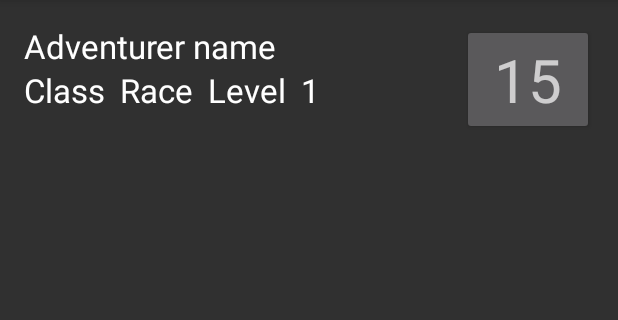
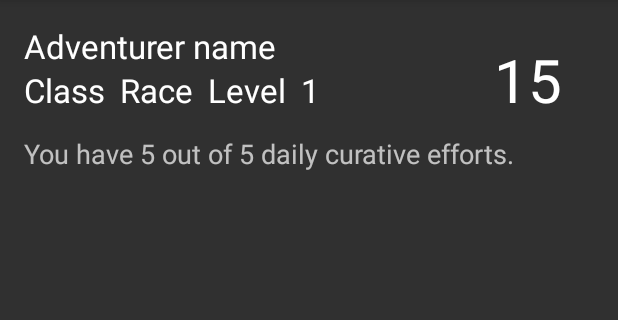
Before and after one commit to kauron/DungeonManager, an Android app: the screen it shows after launch (MainActivity), in the options menu, after a tap on "Load", on a phone screen of 412 x 824 dp, the part 84-404 px from its top. Run offline under Robolectric (Android 15) with nearby library versions, the phone set to English and light mode, and no system bars.

Commit message:
Various fixez

```diff
--- a/app/src/main/java/com/ddns/kauron/dungeonmanager/Introduction.java
+++ b/app/src/main/java/com/ddns/kauron/dungeonmanager/Introduction.java
@@ -5,13 +5,16 @@ import android.support.v7.app.ActionBarActivity;
 import android.os.Bundle;
 import android.view.Menu;
 import android.view.MenuItem;
+import android.widget.ArrayAdapter;
 import android.widget.EditText;
+import android.widget.Spinner;
 import android.widget.Toast;
 
 
 public class Introduction extends ActionBarActivity {
 
     EditText name, className, raceName, level, maxPg, curativeEfforts, maxCurativeEfforts, pgE;
+    Spinner classSpinner, raceSpinner;
 
     @Override
     protected void onCreate(Bundle savedInstanceState) {
@@ -26,6 +29,24 @@ public class Introduction extends ActionBarActivity {
         curativeEfforts = (EditText) findViewById(R.id.editEffortIntro);
         maxCurativeEfforts = (EditText) findViewById(R.id.editMaxEffortIntro);
         pgE = (EditText) findViewById(R.id.editPgIntro);
+
+        classSpinner = (Spinner) findViewById(R.id.classSpinner);
+        classSpinner.setAdapter(
+                new ArrayAdapter<String>(
+                        this,
+                        android.R.layout.simple_spinner_item,
+                        Player.classStrings
+                )
+        );
+
+        raceSpinner = (Spinner) findViewById(R.id.raceSpinner);
+        raceSpinner.setAdapter(
+                new ArrayAdapter<String>(
+                        this,
+                        android.R.layout.simple_spinner_item,
+                        Player.raceStrings
+                )
+        );
     }
 
 
--- a/app/src/main/java/com/ddns/kauron/dungeonmanager/MainActivity.java
+++ b/app/src/main/java/com/ddns/kauron/dungeonmanager/MainActivity.java
@@ -32,7 +32,6 @@ public class MainActivity extends ActionBarActivity
     protected void onCreate(Bundle savedInstanceState) {
         super.onCreate(savedInstanceState);
         setContentView(R.layout.activity_main);
-        restoreData();
         undo = false;
         invalidateOptionsMenu();
     }
@@ -74,25 +73,32 @@ public class MainActivity extends ActionBarActivity
             restoreData();
             return true;
         } else if (id == R.id.action_undo) {
-            String message = "";
-            if(undoObject == CURRENT_PG){
-                ((Button) findViewById(R.id.pgCurrent)).setText(String.valueOf(undoPreviousValue));
-                undoObject = NULL;
-                message = getString(R.string.action_undo_current_pg);
-            }
+            undo();
+            return true;
+        } else if (id == R.id.action_reset) {
+
+            AlertDialog.Builder alert = new AlertDialog.Builder(this);
+            alert.setTitle(getString(R.string.reset_confirmation_title));
+            alert.setMessage(getString(R.string.reset_confirmation));
+            alert.setPositiveButton("Ok", new DialogInterface.OnClickListener() {
+                public void onClick(DialogInterface dialog, int whichButton) {
                     Toast.makeText(
                             getApplicationContext(),
-                    message,
+                            R.string.message_reset,
                             Toast.LENGTH_LONG
                     ).show();
-            undo = false;
-            invalidateOptionsMenu();
-            return true;
-        } else if (id == R.id.action_calendar_activity) {
-            Intent intent = new Intent(Intent.ACTION_EDIT);
-            intent.setType("vnd.android.cursor.item/event");
-            intent.putExtra("title", R.string.dungeons_and_dragons);
-            startActivity(intent);
+                    getSharedPreferences("basics", MODE_PRIVATE).edit().clear().apply();
+                    restoreData();
+                }
+            });
+
+            alert.setNegativeButton("Cancel", new DialogInterface.OnClickListener() {
+                public void onClick(DialogInterface dialog, int whichButton) {
+                    // Canceled.
+                }
+            });
+
+            alert.show();
         } else if (id == R.id.action_save) {
             saveData();
         } else if (id == R.id.action_load) {
@@ -118,6 +124,7 @@ public class MainActivity extends ActionBarActivity
         super.onResume();
         Log.e("UTIL", "resume");
         restoreData();
+        updateCurativeString();
     }
 
     @Override
@@ -129,7 +136,6 @@ public class MainActivity extends ActionBarActivity
     @Override
     protected void onDestroy() {
         super.onDestroy();
-        saveData();
         Log.e("UTIL", "destroy");
     }
 
@@ -150,13 +156,7 @@ public class MainActivity extends ActionBarActivity
                         Toast.LENGTH_LONG
                 ).show();
             }
-            ((TextView) findViewById(R.id.curativeEffortsText)).setText(
-                    getString(R.string.curative_display_text1) + " " +
-                    player.getCurativeEfforts() + " " +
-                    getString(R.string.curative_display_text2) + " " +
-                    player.getMaxCurativeEfforts() + " " +
-                    getString(R.string.curative_display_text3)
-            );
+            updateCurativeString();
             healthStatusCheck();
         }
     }
@@ -183,10 +183,10 @@ public class MainActivity extends ActionBarActivity
                             String.valueOf(player.getPg())
                     );
                     //finished correctly, then apply values to undo's
-                    healthStatusCheck();
                     undo = true;
                     undoPreviousValue = preValue;
                     undoObject = CURRENT_PG;
+                    healthStatusCheck();
                     invalidateOptionsMenu();
                 } catch (Exception e) {}
             }
@@ -201,23 +201,48 @@ public class MainActivity extends ActionBarActivity
         alert.show();
     }
 
-    private void healthStatusCheck(){
+    private void healthStatusCheck() {
         int status = player.getState();
         Button pg = (Button) findViewById(R.id.pgCurrent);
         pg.setText(String.valueOf(player.getPg()));
         if (status == Player.MUERTO) {
             pg.setTextColor(Color.BLACK);
             pg.setBackgroundColor(Color.RED);
+
+            AlertDialog.Builder alert = new AlertDialog.Builder(this);
+            alert.setTitle(getString(R.string.reset_confirmation_title));
+            alert.setMessage(getString(R.string.reset_confirmation));
+            alert.setPositiveButton(R.string.action_undo, new DialogInterface.OnClickListener() {
+                public void onClick(DialogInterface dialog, int whichButton) {
+                    undo();
+                }
+            });
+
+            alert.setNegativeButton(R.string.die, new DialogInterface.OnClickListener() {
+                public void onClick(DialogInterface dialog, int whichButton) {
                     Toast.makeText(
                             getApplicationContext(),
                             R.string.message_death,
                             Toast.LENGTH_LONG
                     ).show();
-        } else if (status == Player.DEBILITADO)
+                    getSharedPreferences("basics", MODE_PRIVATE).edit().clear().apply();
+                    restoreData();
+                }
+            });
+
+            alert.show();
+        } else if (status == Player.DEBILITADO) {
+            pg.setBackgroundColor(android.R.drawable.btn_default);
             pg.setTextColor(Color.RED);
-        else if (status == Player.MALHERIDO)
+        } else if (status == Player.MALHERIDO) {
+            pg.setBackgroundColor(android.R.drawable.btn_default);
             pg.setTextColor(Color.YELLOW);
-        else pg.setTextColor(getResources().getColor(R.color.abc_primary_text_material_dark));
+        } else {
+            pg.setTextColor(getResources().getColor(
+                    R.color.abc_primary_text_material_dark
+            ));
+            pg.setBackgroundColor(android.R.drawable.btn_default);
+        }
     }
 
 
@@ -239,7 +264,16 @@ public class MainActivity extends ActionBarActivity
                     new int[18],
                     new Power[4]);
         } else {
-
+            player.setName(p.getString("playerName", getString(R.string.adventurer_name)));
+            player.setClassName(p.getString("className", getString(R.string.class_name)));
+            player.setRaceName(p.getString("raceName", getString(R.string.race_name)));
+            player.setLevel(p.getInt("level", 1));
+            player.setMaxPg(p.getInt("maxPg", 15));
+            player.setPg(p.getInt("pg", 15));
+            healthStatusCheck();
+            player.setMaxCurativeEfforts(p.getInt("maxCurativeEfforts", 5));
+            player.setCurativeEffort(p.getInt("curativeEfforts", 5));
+            updateCurativeString();
         }
         //set restored values to the respective fields
         ((TextView) findViewById(R.id.nameText)).setText(player.getName());
@@ -261,4 +295,31 @@ public class MainActivity extends ActionBarActivity
                 .putInt("curativeEfforts", player.getCurativeEfforts())
                 .apply();
     }
+
+    private void updateCurativeString() {
+        ((TextView) findViewById(R.id.curativeEffortsText)).setText(
+                getString(R.string.curative_display_text1) + " " +
+                        player.getCurativeEfforts() + " " +
+                        getString(R.string.curative_display_text2) + " " +
+                        player.getMaxCurativeEfforts() + " " +
+                        getString(R.string.curative_display_text3)
+        );
     }
+
+    private void undo() {
+        String message = "";
+        if(undoObject == CURRENT_PG){
+            ((Button) findViewById(R.id.pgCurrent)).setText(String.valueOf(undoPreviousValue));
+            player.setPg(undoPreviousValue);
+            undoObject = NULL;
+            message = getString(R.string.action_undo_current_pg);
+        }
+        Toast.makeText(
+                getApplicationContext(),
+                message,
+                Toast.LENGTH_LONG
+        ).show();
+        undo = false;
+        invalidateOptionsMenu();
+    }
+}
--- a/app/src/main/java/com/ddns/kauron/dungeonmanager/Player.java
+++ b/app/src/main/java/com/ddns/kauron/dungeonmanager/Player.java
@@ -1,6 +1,21 @@
 package com.ddns.kauron.dungeonmanager;
 
 public class Player {
+
+    /**
+     * Names for the classes
+     */
+    public static final String[] classStrings = new String[] {
+            "Selecciona una clase","Brujo", "Clérigo", "Señor de la guerra"
+    };
+
+    /**
+     * Names for the races
+     */
+    public static final String[] raceStrings = new String[] {
+            "Selecciona una raza", "Enano", "Elfo", "Tiflin", "Humano", "Mediano"
+    };
+
     /**
      * Values for attack
      */
@@ -36,10 +51,13 @@ public class Player {
     private int pg, maxPg;
     private int state;
     private int curativeEfforts, maxCurativeEfforts;
+    //TODO: convert race and class to integer values
+    private int classInt, raceInt;
+    private String name, className, raceName;
+    private int level;
+
     private int[] atk, def, abilities;
     private Power[] powers;
-    private String name, className, raceName;
-    private int level;
 
 
     public Player(String name, String className, String raceName, int level, int maxPg, int pg,
@@ -61,17 +79,19 @@ public class Player {
 
 
     public int getMaxCurativeEfforts() {return maxCurativeEfforts;}
+    public void setMaxCurativeEfforts(int maxCurativeEfforts) {this.maxCurativeEfforts = maxCurativeEfforts;}
 
     public int getCurativeEfforts() {return curativeEfforts;}
     public void setCurativeEffort(int curativeEfforts) {this.curativeEfforts = curativeEfforts;}
 
     public int getLevel() {return level;}
+    public void setLevel(int level) {this.level = level;}
 
     public int getMaxPg() {return maxPg;}
-    public void setMaxPg(int pg) {this.pg = pg;}
+    public void setMaxPg(int maxPg) {this.maxPg = maxPg;}
 
     public int getPg() {return pg;}
-    public void setPg(int pg) {this.pg = pg;}
+    public void setPg(int pg) {this.pg = pg; setState();}
     public void losePg(int damage) {
         pg -= damage;
         setState();
@@ -102,9 +122,13 @@ public class Player {
     }
 
     public String getName() {return name;}
+    public void setName(String name) {this.name = name;}
+
     public String getClassName() {return className;}
+    public void setClassName(String className) {this.className = className;}
+
     public String getRaceName() {return raceName;}
-
+    public void setRaceName(String raceName) {this.raceName = raceName;}
 
     public void rest(boolean length) {
         if(length) {
--- a/app/src/main/res/menu/menu_main.xml
+++ b/app/src/main/res/menu/menu_main.xml
@@ -30,8 +30,8 @@
         app:showAsAction="ifRoom"
         android:icon="@drawable/ic_action_edit"/>
     <item
-        android:id="@+id/action_calendar_activity"
-        android:title="@string/action_calendar_activity"
+        android:id="@+id/action_reset"
+        android:title="@string/action_reset"
         android:orderInCategory="30"
         app:showAsAction="never" />
 
--- a/app/src/main/res/values/strings.xml
+++ b/app/src/main/res/values/strings.xml
@@ -5,6 +5,7 @@
     <string name="action_cure">Cure</string>
     <string name="action_undo">Undo</string>
     <string name="pg">PG</string>
+    <string name="die">Die</string>
     <string name="curative_efforts">Curative efforts</string>
     <string name="curative_display_text1">You have</string>
     <string name="curative_display_text2">out of</string>
@@ -12,7 +13,10 @@
     <string name="action_load">Load</string>
     <string name="dungeons_and_dragons">Dungeons and Dragons</string>
     <string name="action_save">Save</string>
-    <string name="action_calendar_activity">Create event</string>
+    <string name="action_reset">Reset</string>
+    <string name="message_reset">All the data has been cleared</string>
+    <string name="reset_confirmation_title">Are you sure?</string>
+    <string name="reset_confirmation">All data will be lost!</string>
     <string name="action_undo_current_pg">Action undone</string>
     <string name="action_edit_basics">Edit character</string>
     <string name="adventurer_name">Adventurer name</string>
```
Also changed, not shown: app/src/main/res/layout/activity_introduction.xml (+16 -0 lines), 2 other files. Lines whose indentation alone changed are shown as unchanged.
